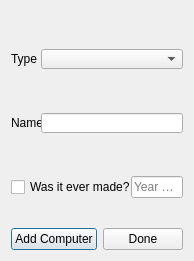
Old version of the form VL1-project/addcomputerwindow.ui in the repository birkirk/vln1-35.
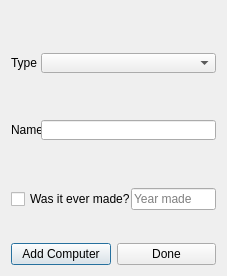
New version of the form.

Diff of the .ui file:
```diff
--- a/VL1-project/addcomputerwindow.ui
+++ b/VL1-project/addcomputerwindow.ui
@@ -6,8 +6,8 @@
    <rect>
     <x>0</x>
     <y>0</y>
-    <width>194</width>
-    <height>261</height>
+    <width>227</width>
+    <height>276</height>
    </rect>
   </property>
   <property name="windowTitle">
```
